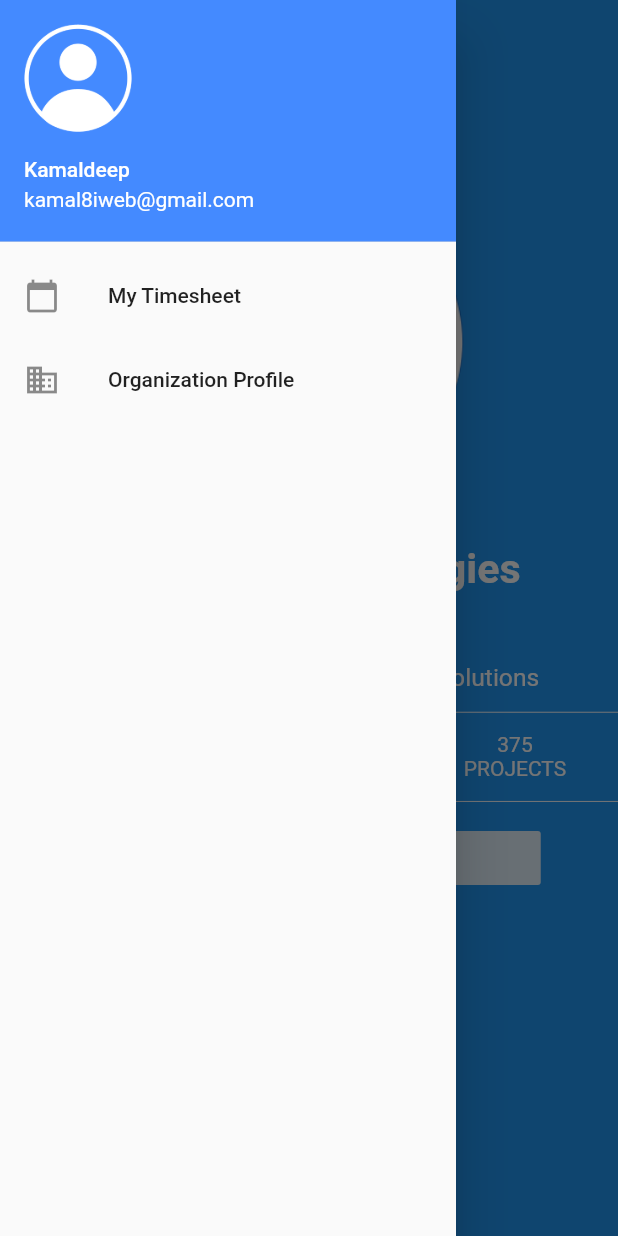
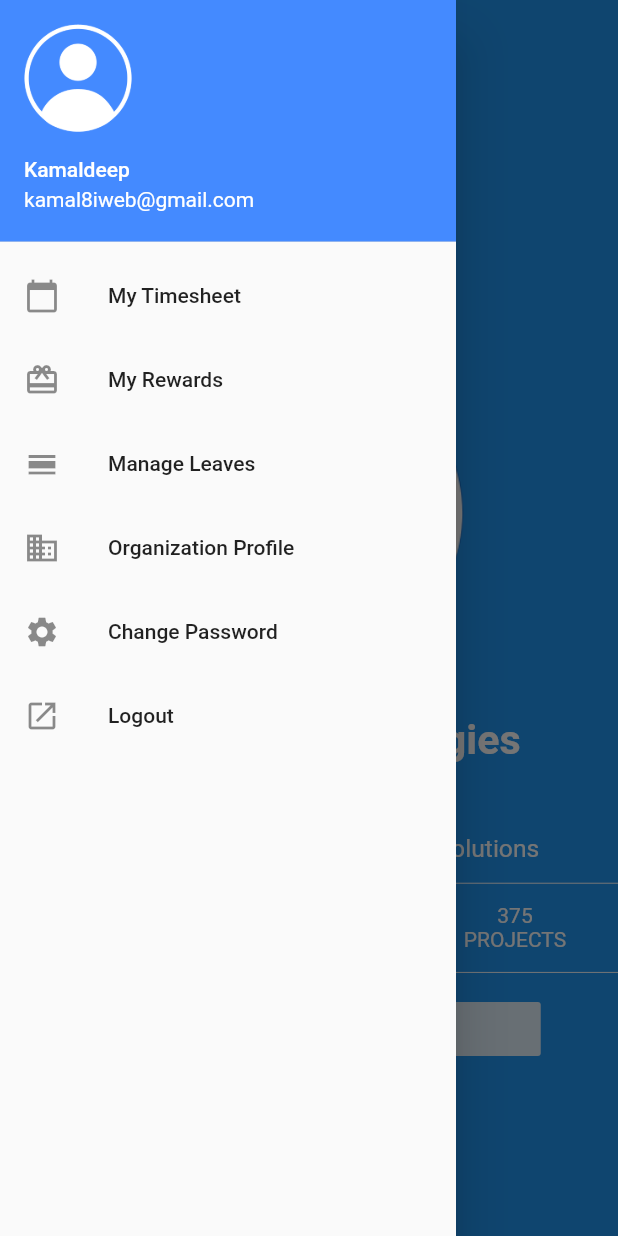
Before and after one commit to davinderkb/bonafide_app, a Flutter app: the OrganizationProfile screen opened directly, with the side drawer open, on a phone screen of 412 x 824 dp. Run offline on Flutter 3.47's test engine with Material 2 defaults, Android fonts, the light colour scheme and no system bars.

Commit message:
Organization page ladscape mode & Nav Drawer items

```diff
--- a/lib/main.dart
+++ b/lib/main.dart
@@ -1,6 +1,6 @@
+import 'package:bonafide_app/manageleaves.dart';
 import 'package:flutter/material.dart';
 import 'package:flutter/cupertino.dart';
-
 import 'package:bonafide_app/organizationprofile.dart';
 import 'package:bonafide_app/util/constants.dart';
 
@@ -70,6 +70,22 @@ class MainNavigationDrawer extends StatelessWidget {
             },
           ),
           ListTile(
+            title: Text(Constants.MY_REWARDS),
+            leading: Icon(Icons.card_giftcard),
+            onTap: () {
+              Navigator.of(context).push(MaterialPageRoute(
+                  builder: (BuildContext context) =>OrganizationProfile()));
+            },
+          ),
+          ListTile(
+            title: Text(Constants.MANAGE_LEAVES),
+            leading: Icon(Icons.calendar_view_day),
+            onTap: () {
+              Navigator.of(context).push(MaterialPageRoute(
+                  builder: (BuildContext context) =>ManageLeaves()));
+            },
+          ),
+          ListTile(
             title: Text(Constants.ORGANIZATION_PROFILE),
             leading: Icon(Icons.business),
             onTap: () {
@@ -77,6 +93,23 @@ class MainNavigationDrawer extends StatelessWidget {
                   builder: (BuildContext context) =>OrganizationProfile()));
             },
           ),
+          ListTile(
+            title: Text(Constants.CHANGE_PASSWORD),
+            leading: Icon(Icons.settings),
+            onTap: () {
+              Navigator.of(context).push(MaterialPageRoute(
+                  builder: (BuildContext context) =>OrganizationProfile()));
+            },
+          ),
+          ListTile(
+            title: Text(Constants.LOGOUT),
+            leading: Icon(Icons.launch),
+            onTap: () {
+              Navigator.of(context).push(MaterialPageRoute(
+                  builder: (BuildContext context) =>OrganizationProfile()));
+            },
+          ),
+
         ],
       ),
     );
--- a/lib/manageleaves.dart
+++ b/lib/manageleaves.dart
@@ -1,3 +1,5 @@
+import 'package:flutter/material.dart';
+
 class ManageLeaves extends StatelessWidget {
   @override
   Widget build(BuildContext context) {
--- a/lib/organizationprofile.dart
+++ b/lib/organizationprofile.dart
@@ -1,4 +1,3 @@
-
 import 'package:flutter/material.dart';
 import 'package:flutter/cupertino.dart';
 import 'package:bonafide_app/main.dart';
@@ -17,7 +16,6 @@ class OrganizationProfile extends StatelessWidget {
         new Container(
           color: Colors.blue,
         ),
-
         new BackdropFilter(
             filter: new ui.ImageFilter.blur(
               sigmaX: 6.0,
@@ -26,10 +24,12 @@ class OrganizationProfile extends StatelessWidget {
             child: new Container(
               decoration: BoxDecoration(
                 color: Colors.blue.withOpacity(0.9),
-                borderRadius: BorderRadius.all(Radius.circular(50.0)),
+                borderRadius: BorderRadius.all(
+                    Radius.circular(50.0)),
               ),
             )),
         new Scaffold(
+
             drawer: MainNavigationDrawer(),
             appBar: new AppBar(
               title: new Text(Constants.ORGANIZATION_PROFILE),
@@ -37,17 +37,23 @@ class OrganizationProfile extends StatelessWidget {
               elevation: 0.0,
               backgroundColor: Colors.transparent,
             ),
-
             backgroundColor: Colors.blue,
             body: new Center(
+              child: SingleChildScrollView(
                 child: new Column(
+                  mainAxisAlignment: MainAxisAlignment.center,
+                  mainAxisSize: MainAxisSize.max,
                   children: <Widget>[
                     new SizedBox(
                       height: _height / 12,
                     ),
                     new CircleAvatar(
-                    radius: _width < _height ? _width / 4 : _height / 4,
-                    backgroundImage: AssetImage('assets/images/ic_profile.png'),
+                      radius: _width < _height
+                          ? _width / 4
+                          : _height /
+                          4,
+                      backgroundImage:
+                      AssetImage('assets/images/ic_profile.png'),
                     ),
                     new SizedBox(
                       height: _height / 25.0,
@@ -61,9 +67,13 @@ class OrganizationProfile extends StatelessWidget {
                     ),
                     new Padding(
                       padding: new EdgeInsets.only(
-                        top: _height / 30, left: _width / 8, right: _width / 8),
+                          top: _height / 30,
+                          left: _width / 8,
+                          right: _width / 8),
                       child: new Text(
-                     Constants.ORGANIZATION_TAG_LINE+'\n'+Constants.ORGANIZATION_TAG_DESC,
+                        Constants.ORGANIZATION_TAG_LINE +
+                            '\n' +
+                            Constants.ORGANIZATION_TAG_DESC,
                         style: new TextStyle(
                             fontWeight: FontWeight.normal,
                             fontSize: _width / 25,
@@ -82,7 +92,9 @@ class OrganizationProfile extends StatelessWidget {
                         rowCell(375, Constants.PROJECTS),
                       ],
                     ),
-                  new Divider(height: _height / 30, color: Colors.white),
+                    new Divider(
+                        height: _height / 30,
+                        color: Colors.white),
                     new Padding(
                       padding: new EdgeInsets.only(
                           left: _width / 8, right: _width / 8),
@@ -90,7 +102,8 @@ class OrganizationProfile extends StatelessWidget {
                         onPressed: () {},
                         child: new Container(
                             child: new Row(
-                            mainAxisAlignment: MainAxisAlignment.center,
+                              mainAxisAlignment: MainAxisAlignment
+                                  .center,
                               children: <Widget>[
                                 new Icon(Icons.contact_mail),
                                 new SizedBox(
@@ -103,6 +116,7 @@ class OrganizationProfile extends StatelessWidget {
                       ),
                     ),
                   ],
+                ),
               ),
             ))
       ],
@@ -121,6 +135,4 @@ class OrganizationProfile extends StatelessWidget {
                   color: Colors.white, fontWeight: FontWeight.normal))
         ],
       ));
-
-
 }
--- a/lib/util/constants.dart
+++ b/lib/util/constants.dart
@@ -1,6 +1,10 @@
 class Constants{
   static const ORGANIZATION_PROFILE = 'Organization Profile';
+  static const MANAGE_LEAVES = 'Manage Leaves';
   static const MY_TIMESHEET = 'My Timesheet';
+  static const MY_REWARDS = 'My Rewards';
+  static const CHANGE_PASSWORD = 'Change Password';
+  static const LOGOUT = 'Logout';
   static const DRAWER_HEADER = '';
   static const FEEDBACK = 'PROVIDE FEEDBACK';
   static const EMPLOYEES = 'EMPLOYEES';
```
Lines whose indentation alone changed are shown as unchanged.
